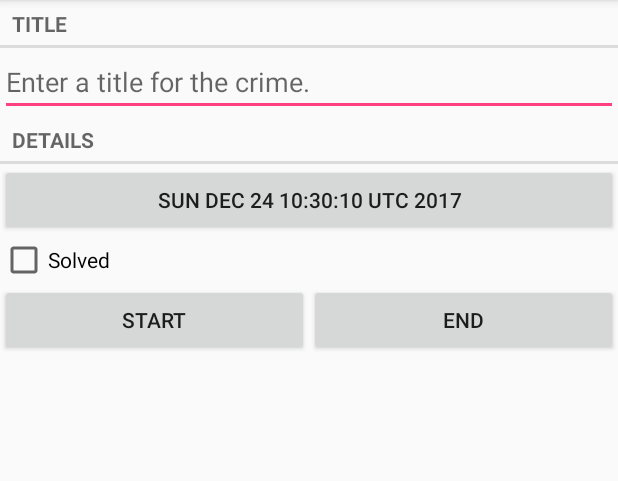
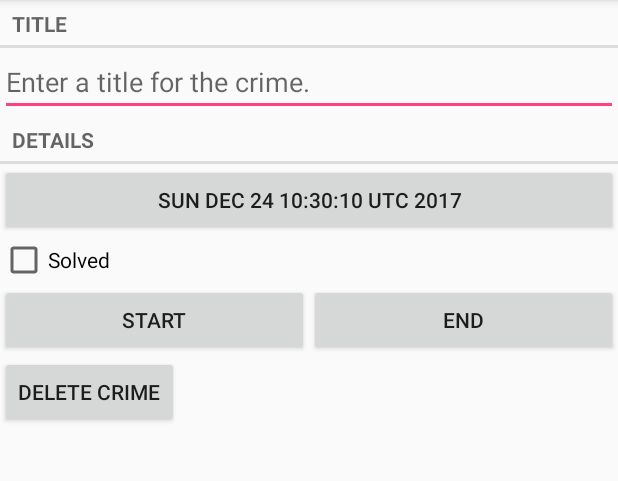
Before and after one commit to ChepizhkoRuslan/CriminalIntent, an Android app: the screen it shows after launch (CrimePagerActivity), after a tap on "New Crime", on a phone screen of 412 x 824 dp, the part 84-565 px from its top. Run offline under Robolectric (Android 15) with nearby library versions, the phone set to English and light mode, and no system bars.

Commit message:
add database

```diff
--- a/app/src/main/java/com/chepizhko/criminalintent/Crime.java
+++ b/app/src/main/java/com/chepizhko/criminalintent/Crime.java
@@ -10,7 +10,10 @@ public class Crime {
     private Date mDate;
     private boolean mSolved;
     public Crime() {
-        mId = UUID.randomUUID();
+        this(UUID.randomUUID());
+    }
+    public Crime(UUID id) {
+        mId = id;
         mDate = new Date();
     }
 
--- a/app/src/main/java/com/chepizhko/criminalintent/CrimeFragment.java
+++ b/app/src/main/java/com/chepizhko/criminalintent/CrimeFragment.java
@@ -27,11 +27,12 @@ public class CrimeFragment extends Fragment{
     private EditText mTitleField;
     private Button mDateButton;
     private CheckBox mSolvedCheckBox;
-    private Button mButtontStart, mButtonEnd;
+    private Button mButtontStart, mButtonEnd, mButtonDelete;
     private static final String ARG_CRIME_ID = "crime_id";
     private static final String DIALOG_DATE = "DialogDate";
     private static final int REQUEST_DATE = 0;
     private int mCurrent;
+
 
     public static CrimeFragment newInstance(UUID crimeId) {
         Bundle args = new Bundle();
@@ -47,6 +48,11 @@ public class CrimeFragment extends Fragment{
         UUID crimeId = (UUID) getArguments().getSerializable(ARG_CRIME_ID);
         mCrime = CrimeLab.get(getActivity()).getCrime(crimeId);
         mCurrent = CrimeLab.get(getActivity()).getCrimes().size();;
+    }
+    @Override
+    public void onPause() {
+        super.onPause();
+        CrimeLab.get(getActivity()).updateCrime(mCrime);
     }
     @Override
     public View onCreateView(LayoutInflater inflater, ViewGroup container,
@@ -104,6 +110,14 @@ public class CrimeFragment extends Fragment{
                 ((ViewPager)getActivity().findViewById(R.id.crime_view_pager)).setCurrentItem(mCurrent);
             }
         });
+        mButtonDelete = (Button)v.findViewById(R.id.btn_delete_crime);
+        mButtonDelete.setOnClickListener(new View.OnClickListener() {
+            @Override
+            public void onClick(View view) {
+                CrimeLab.get(getActivity()).deleteCrime(mCrime);
+                getActivity().finish();
+            }
+        });
 
         return v;
     }
--- a/app/src/main/java/com/chepizhko/criminalintent/CrimeLab.java
+++ b/app/src/main/java/com/chepizhko/criminalintent/CrimeLab.java
@@ -1,7 +1,14 @@
 package com.chepizhko.criminalintent;
 
 
+import android.content.ContentValues;
 import android.content.Context;
+import android.database.Cursor;
+import android.database.sqlite.SQLiteDatabase;
+
+import com.chepizhko.criminalintent.database.CrimeBaseHelper;
+import com.chepizhko.criminalintent.database.CrimeCursorWrapper;
+import com.chepizhko.criminalintent.database.CrimeDbSchema.CrimeTable;
 
 import java.util.ArrayList;
 import java.util.List;
@@ -9,7 +16,9 @@ import java.util.UUID;
 
 public class CrimeLab {
     private static CrimeLab sCrimeLab;
-    private List<Crime> mCrimes;
+    //private List<Crime> mCrimes;
+    private Context mContext;
+    private SQLiteDatabase mDatabase;
 
     public static CrimeLab get(Context context) {
         if (sCrimeLab == null) {
@@ -17,23 +26,93 @@ public class CrimeLab {
         }
         return sCrimeLab;
     }
+
     private CrimeLab(Context context) {
-        mCrimes = new ArrayList<>();
+        mContext = context.getApplicationContext();
+        mDatabase = new CrimeBaseHelper(mContext).getWritableDatabase();
+        //mCrimes = new ArrayList<>();
+    }
 
+    public void addCrime(Crime crime) {
+        //mCrimes.add(c);
+        ContentValues values = getContentValues(crime);
+        mDatabase.insert(CrimeTable.NAME, null, values);
     }
-    public void addCrime(Crime c) {
-        mCrimes.add(c);
+
+    public void deleteCrime(Crime crime){
+        //mCrimes.remove(c);
+        String uuidString = crime.getId().toString();
+        mDatabase.delete(CrimeTable.NAME,
+                CrimeTable.Cols.UUID + " = ?",
+                new String[] { uuidString });
     }
+
+    //Добавьте код запроса всех преступлений, организуйте перебор курсора и заполнение списка Crime.
     public List<Crime> getCrimes() {
-        return mCrimes;
+        //return mCrimes;
+        List<Crime> crimes = new ArrayList<>();
+        CrimeCursorWrapper cursor = queryCrimes(null, null);
+        try {
+            cursor.moveToFirst();
+            while (!cursor.isAfterLast()) {
+                crimes.add(cursor.getCrime());
+                cursor.moveToNext();
+            }
+        } finally {
+            cursor.close();
+        }
+        return crimes;
     }
 
     public Crime getCrime(UUID id) {
-        for (Crime crime : mCrimes) {
-            if (crime.getId().equals(id)) {
-                return crime;
+//        for (Crime crime : mCrimes) {
+//            if (crime.getId().equals(id)) {
+//                return crime;
+//            }
+//        }
+        CrimeCursorWrapper cursor = queryCrimes(
+                CrimeTable.Cols.UUID + " = ?",
+                new String[] { id.toString() }
+        );
+        try {
+            if (cursor.getCount() == 0) {
+                return null;
             }
+            cursor.moveToFirst();
+            return cursor.getCrime();
+        } finally {
+            cursor.close();
         }
-        return null;
+    }
+    // метод обновления строк в базе данных
+    public void updateCrime(Crime crime) {
+        String uuidString = crime.getId().toString();
+        ContentValues values = getContentValues(crime);
+        mDatabase.update(CrimeTable.NAME, values,
+                CrimeTable.Cols.UUID + " = ?",
+                new String[] { uuidString });
+    }
+    private CrimeCursorWrapper queryCrimes(String whereClause, String[] whereArgs) {
+        Cursor cursor = mDatabase.query(
+                CrimeTable.NAME,
+                null, // columns - с null выбираются все столбцы
+                whereClause,
+                whereArgs,
+                null, // groupBy
+                null, // having
+                null // orderBy
+        );
+        return new CrimeCursorWrapper(cursor);
+    }
+
+    // Запись и обновление баз данных осуществляются с помощью класса ContentValues
+    // закрытый метод, который будет преобразовывать объект Crime в ContentValues
+    private static ContentValues getContentValues(Crime crime) {
+        ContentValues values = new ContentValues();
+        values.put(CrimeTable.Cols.UUID, crime.getId().toString());
+        values.put(CrimeTable.Cols.TITLE, crime.getTitle());
+        values.put(CrimeTable.Cols.DATE, crime.getDate().getTime());
+        values.put(CrimeTable.Cols.SOLVED, crime.isSolved() ? 1 : 0);
+        return values;
     }
 }
--- a/app/src/main/java/com/chepizhko/criminalintent/CrimeListFragment.java
+++ b/app/src/main/java/com/chepizhko/criminalintent/CrimeListFragment.java
@@ -81,7 +81,9 @@ public class CrimeListFragment extends Fragment {
     private void updateSubtitle() {
         CrimeLab crimeLab = CrimeLab.get(getActivity());
         int crimeCount = crimeLab.getCrimes().size();
-        String subtitle = getString(R.string.subtitle_format, crimeCount);
+        //String subtitle = getString(R.string.subtitle_format, crimeCount);
+        // метод выбирает из ресурсов правильное слово в единственном или множественном числе
+        String subtitle = getResources().getQuantityString(R.plurals.subtitle_plural,crimeCount,crimeCount);
         if (!mSubtitleVisible) {
             subtitle = null;
         }
@@ -95,6 +97,7 @@ public class CrimeListFragment extends Fragment {
             mAdapter = new CrimeAdapter(crimes);
             mCrimeRecyclerView.setAdapter(mAdapter);
         } else {
+            mAdapter.setCrimes(crimes);
             // метод перезагрузки всего списка в адаптере
             mAdapter.notifyDataSetChanged();
             // чтобы перезагрузить один элемент в списке
@@ -153,6 +156,10 @@ public class CrimeListFragment extends Fragment {
         public int getItemCount() {
             return mCrimes.size();
         }
+
+        public void setCrimes(List<Crime> crimes) {
+            mCrimes = crimes;
+        }
     }
     public void onSaveInstanceState(Bundle outState) {
         super.onSaveInstanceState(outState);
--- /dev/null
+++ b/app/src/main/java/com/chepizhko/criminalintent/database/CrimeBaseHelper.java
@@ -0,0 +1,30 @@
+package com.chepizhko.criminalintent.database;
+
+
+import android.content.Context;
+import android.database.sqlite.SQLiteDatabase;
+import android.database.sqlite.SQLiteOpenHelper;
+
+import com.chepizhko.criminalintent.database.CrimeDbSchema.CrimeTable;
+
+public class CrimeBaseHelper extends SQLiteOpenHelper {
+    private static final int VERSION = 1;
+    private static final String DATABASE_NAME = "crimeBase.db";
+    public CrimeBaseHelper(Context context) {
+        super(context, DATABASE_NAME, null, VERSION);
+    }
+    @Override
+    public void onCreate(SQLiteDatabase db) {
+        db.execSQL("create table " + CrimeTable.NAME + "(" +
+                " _id integer primary key autoincrement, " +
+                CrimeTable.Cols.UUID + ", " +
+                CrimeTable.Cols.TITLE + ", " +
+                CrimeTable.Cols.DATE + ", " +
+                CrimeTable.Cols.SOLVED +
+                ")"
+        );
+    }
+    @Override
+    public void onUpgrade(SQLiteDatabase db, int oldVersion, int newVersion) {
+    }
+}
--- /dev/null
+++ b/app/src/main/java/com/chepizhko/criminalintent/database/CrimeCursorWrapper.java
@@ -0,0 +1,29 @@
+package com.chepizhko.criminalintent.database;
+
+
+import android.database.Cursor;
+import android.database.CursorWrapper;
+
+import com.chepizhko.criminalintent.Crime;
+import com.chepizhko.criminalintent.database.CrimeDbSchema.CrimeTable;
+
+import java.util.Date;
+import java.util.UUID;
+
+public class CrimeCursorWrapper extends CursorWrapper {
+    public CrimeCursorWrapper(Cursor cursor) {
+        super(cursor);
+    }
+    // метод для извлечения данных столбцов.
+    public Crime getCrime() {
+        String uuidString = getString(getColumnIndex(CrimeTable.Cols.UUID));
+        String title = getString(getColumnIndex(CrimeTable.Cols.TITLE));
+        long date = getLong(getColumnIndex(CrimeTable.Cols.DATE));
+        int isSolved = getInt(getColumnIndex(CrimeTable.Cols.SOLVED));
+        Crime crime = new Crime(UUID.fromString(uuidString));
+        crime.setTitle(title);
+        crime.setDate(new Date(date));
+        crime.setSolved(isSolved != 0);
+        return crime;
+    }
+}
--- a/app/src/main/res/layout/fragment_crime.xml
+++ b/app/src/main/res/layout/fragment_crime.xml
@@ -49,4 +49,10 @@
             android:text="END"/>
     </LinearLayout>
 
+    <Button
+        android:id="@+id/btn_delete_crime"
+        android:layout_width="wrap_content"
+        android:layout_height="wrap_content"
+        android:text="DELETE CRIME"/>
+
 </LinearLayout>
--- a/app/src/main/res/values/strings.xml
+++ b/app/src/main/res/values/strings.xml
@@ -9,4 +9,9 @@
     <string name="show_subtitle">Show Subtitle</string>
     <string name="hide_subtitle">Hide Subtitle</string>
     <string name="subtitle_format">%1$d crimes</string>
+
+    <plurals name="subtitle_plural">
+        <item quantity="one">%1$d crime</item>
+        <item quantity="other">%1$d crimes</item>
+    </plurals>
 </resources>
```
Also changed, not shown: app/src/main/java/com/chepizhko/criminalintent/database/CrimeDbSchema.java (added, +25 -0 lines), app/src/main/res/layout/list_ziro.xml (added, +20 -0 lines).
